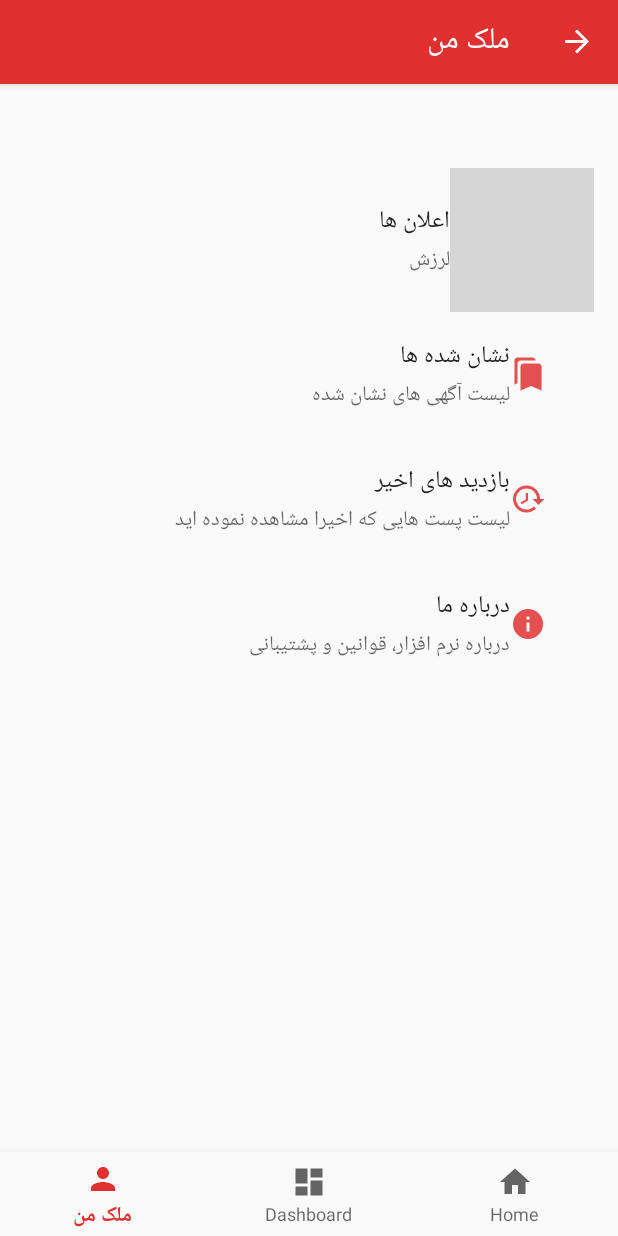
After one commit to jalaldgr/real_estate_app, an Android app: the AboutUsPreferenceFragment screen opened through its navigation route, on a phone screen of 412 x 824 dp. The commit adds this screen. Run offline under Robolectric (Android 15) with nearby library versions, the phone set to English and light mode, and no system bars; our stand-ins replace androidx.preference, navigation-ui; grey boxes are pictures that could not be loaded.

Commit message:
change AboutUs Fragment to Preference Fragment

```diff
--- a/app/build.gradle
+++ b/app/build.gradle
@@ -30,6 +30,7 @@ dependencies {
     implementation 'androidx.navigation:navigation-fragment:2.1.0'
     implementation 'androidx.navigation:navigation-ui:2.1.0'
     implementation 'androidx.lifecycle:lifecycle-extensions:2.1.0'
+    implementation 'androidx.preference:preference:1.1.0'
     testImplementation 'junit:junit:4.12'
     androidTestImplementation 'androidx.test.ext:junit:1.1.1'
     androidTestImplementation 'androidx.test.espresso:espresso-core:3.2.0'
--- a/app/src/main/AndroidManifest.xml
+++ b/app/src/main/AndroidManifest.xml
@@ -11,7 +11,8 @@
         android:theme="@style/AppTheme" >
         <activity
             android:name=".MainActivity"
-            android:label="@string/app_name" >
+            android:label="@string/app_name"
+            android:screenOrientation="sensorPortrait">
             <intent-filter>
                 <action android:name="android.intent.action.MAIN" />
 
--- /dev/null
+++ b/app/src/main/java/ir/hamedanmelk/hamedanmelk/ui/aboutus/AboutUsPreferenceFragment.java
@@ -0,0 +1,29 @@
+package ir.hamedanmelk.hamedanmelk.ui.aboutus;
+
+import android.os.Bundle;
+
+import androidx.navigation.NavController;
+import androidx.navigation.Navigation;
+import androidx.preference.Preference;
+import androidx.preference.PreferenceFragmentCompat;
+
+import java.util.Objects;
+
+import ir.hamedanmelk.hamedanmelk.R;
+
+public class AboutUsPreferenceFragment extends PreferenceFragmentCompat {
+
+    @Override
+    public void onCreatePreferences(Bundle savedInstanceState, String rootKey) {
+        setPreferencesFromResource(R.xml.aboutus_preference, rootKey);
+        Preference notification_button = findPreference("aboutus_notification");
+        notification_button.setOnPreferenceClickListener(new Preference.OnPreferenceClickListener() {
+            @Override
+            public boolean onPreferenceClick(Preference preference) {
+                NavController controller=Navigation.findNavController(Objects.requireNonNull(getActivity()),R.id.nav_host_fragment);
+                controller.navigate(R.id.notificationSettingsFragment);
+                return false;
+            }
+        });
+    }
+}
--- a/app/src/main/java/ir/hamedanmelk/hamedanmelk/ui/dashboard/DashboardFragment.java
+++ b/app/src/main/java/ir/hamedanmelk/hamedanmelk/ui/dashboard/DashboardFragment.java
@@ -1,5 +1,6 @@
 package ir.hamedanmelk.hamedanmelk.ui.dashboard;
 
+import android.content.SharedPreferences;
 import android.os.Bundle;
 import android.view.LayoutInflater;
 import android.view.View;
@@ -10,6 +11,8 @@ import androidx.annotation.Nullable;
 import androidx.fragment.app.Fragment;
 import androidx.lifecycle.Observer;
 import androidx.lifecycle.ViewModelProviders;
+import androidx.preference.PreferenceManager;
+
 import ir.hamedanmelk.hamedanmelk.R;
 
 public class DashboardFragment extends Fragment {
@@ -20,6 +23,9 @@ public class DashboardFragment extends Fragment {
             ViewGroup container, Bundle savedInstanceState) {
         dashboardViewModel =
                 ViewModelProviders.of(this).get(DashboardViewModel.class);
+        //TODO shared preference :get value from  settings
+//        SharedPreferences prefs = PreferenceManager.getDefaultSharedPreferences(getActivity());
+//      final String sss =  prefs.getString("edit_text_notification_preference","d");
         View root = inflater.inflate(R.layout.fragment_dashboard, container, false);
         final TextView textView = root.findViewById(R.id.text_dashboard);
         dashboardViewModel.getText().observe(getViewLifecycleOwner(), new Observer<String>() {
--- a/app/src/main/java/ir/hamedanmelk/hamedanmelk/ui/home/HomeViewModel.java
+++ b/app/src/main/java/ir/hamedanmelk/hamedanmelk/ui/home/HomeViewModel.java
@@ -12,7 +12,7 @@ public class HomeViewModel extends ViewModel {
         mText = new MutableLiveData<>();
         mText.setValue("This is home fragment");
     }
-
+///  amend for master
     public LiveData<String> getText() {
         return mText;
     }
--- /dev/null
+++ b/app/src/main/res/drawable/ic_bookmarks_red_24.xml
@@ -0,0 +1,6 @@
+<vector android:alpha="0.85" android:autoMirrored="true"
+    android:height="24dp" android:tint="#E03030"
+    android:viewportHeight="24" android:viewportWidth="24"
+    android:width="24dp" xmlns:android="http://schemas.android.com/apk/res/android">
+    <path android:fillColor="@android:color/white" android:pathData="M19,18l2,1V3c0,-1.1 -0.9,-2 -2,-2H8.99C7.89,1 7,1.9 7,3h10c1.1,0 2,0.9 2,2v13zM15,5H5c-1.1,0 -2,0.9 -2,2v16l7,-3 7,3V7c0,-1.1 -0.9,-2 -2,-2z"/>
+</vector>
--- /dev/null
+++ b/app/src/main/res/drawable/ic_history_red_24.xml
@@ -0,0 +1,6 @@
+<vector android:alpha="0.85" android:autoMirrored="true"
+    android:height="24dp" android:tint="#E03030"
+    android:viewportHeight="24" android:viewportWidth="24"
+    android:width="24dp" xmlns:android="http://schemas.android.com/apk/res/android">
+    <path android:fillColor="@android:color/white" android:pathData="M13,3c-4.97,0 -9,4.03 -9,9L1,12l3.89,3.89 0.07,0.14L9,12L6,12c0,-3.87 3.13,-7 7,-7s7,3.13 7,7 -3.13,7 -7,7c-1.93,0 -3.68,-0.79 -4.94,-2.06l-1.42,1.42C8.27,19.99 10.51,21 13,21c4.97,0 9,-4.03 9,-9s-4.03,-9 -9,-9zM12,8v5l4.28,2.54 0.72,-1.21 -3.5,-2.08L13.5,8L12,8z"/>
+</vector>
--- /dev/null
+++ b/app/src/main/res/drawable/ic_info_red_24.xml
@@ -0,0 +1,6 @@
+<vector android:alpha="0.85" android:autoMirrored="true"
+    android:height="24dp" android:tint="#E03030"
+    android:viewportHeight="24" android:viewportWidth="24"
+    android:width="24dp" xmlns:android="http://schemas.android.com/apk/res/android">
+    <path android:fillColor="@android:color/white" android:pathData="M12,2C6.48,2 2,6.48 2,12s4.48,10 10,10 10,-4.48 10,-10S17.52,2 12,2zM13,17h-2v-6h2v6zM13,9h-2L11,7h2v2z"/>
+</vector>
--- a/app/src/main/res/navigation/mobile_navigation.xml
+++ b/app/src/main/res/navigation/mobile_navigation.xml
@@ -19,7 +19,11 @@
 
     <fragment
         android:id="@+id/navigation_aboutus"
-        android:name="ir.hamedanmelk.hamedanmelk.ui.aboutus.AboutUsFragment"
+        android:name="ir.hamedanmelk.hamedanmelk.ui.aboutus.AboutUsPreferenceFragment"
         android:label="@string/title_aboutus"
         tools:layout="@layout/fragment_aboutus" />
+    <fragment
+        android:id="@+id/notificationSettingsFragment"
+        android:name="ir.hamedanmelk.hamedanmelk.ui.aboutus.NotificationSettingsFragment"
+        android:label="NotificationSettingsFragment" />
 </navigation>
--- a/app/src/main/res/values/strings.xml
+++ b/app/src/main/res/values/strings.xml
@@ -3,4 +3,30 @@
     <string name="title_home">Home</string>
     <string name="title_dashboard">Dashboard</string>
     <string name="title_aboutus">ملک من</string>
+
+
+    <string name="notification_setting_vibrate">لرزش</string>
+    <string name="notification_setting_title">اعلان ها</string>
+    <string name="aboutus_bookmarks_title">نشان شده ها</string>
+    <string name="aboutus_recent_posts_title">بازدید های اخیر</string>
+    <string name="aboutus_aboutus_title">درباره ما</string>
+    <string name="aboutus_notification_setting_summary">لرزش، اعلان ها</string>
+    <string name="aboutus_bookmarks_summary">لیست آگهی های نشان شده</string>
+    <string name="aboutus_recent_posts_summary">لیست پست هایی که اخیرا مشاهده نموده اید</string>
+    <string name="aboutus_aboutus_summary">درباره نرم افزار، قوانین و پشتیبانی</string>
+
+    <!-- Preference Titles -->
+    <string name="messages_header">Messages</string>
+    <string name="sync_header">Sync</string>
+
+    <!-- Messages Preferences -->
+    <string name="signature_title">Your signature</string>
+    <string name="reply_title">Default reply action</string>
+
+    <!-- Sync Preferences -->
+    <string name="sync_title">Sync email periodically</string>
+    <string name="attachment_title">Download incoming attachments</string>
+    <string name="attachment_summary_on">Automatically download attachments for incoming emails
+    </string>
+    <string name="attachment_summary_off">Only download attachments when manually requested</string>
 </resources>
--- /dev/null
+++ b/app/src/main/res/xml/aboutus_preference.xml
@@ -0,0 +1,36 @@
+<?xml version="1.0" encoding="utf-8"?>
+<PreferenceScreen xmlns:android="http://schemas.android.com/apk/res/android"
+    xmlns:app="http://schemas.android.com/apk/res-auto">
+
+        <Preference
+            android:title="@string/notification_setting_title"
+            android:summary="@string/notification_setting_vibrate"
+            app:icon="@drawable/ic_notifications_red_24"
+            app:key="aboutus_notification">
+        </Preference>
+        <Preference
+            android:title="@string/aboutus_bookmarks_title"
+            android:summary="@string/aboutus_bookmarks_summary"
+            android:icon="@drawable/ic_bookmarks_red_24"
+            android:key="aboutus_bookmarks"
+            >
+        </Preference>
+        <Preference
+            android:title="@string/aboutus_recent_posts_title"
+            android:summary="@string/aboutus_recent_posts_summary"
+            android:icon="@drawable/ic_history_red_24"
+            android:key="aboutus_recent_posts"
+            >
+        </Preference>
+
+        <Preference
+            android:title="@string/aboutus_aboutus_title"
+            android:summary="@string/aboutus_aboutus_summary"
+            android:key="aboutus_aboutus"
+            android:icon="@drawable/ic_info_red_24"
+            app:allowDividerAbove="true"
+
+            >
+        </Preference>
+
+</PreferenceScreen>
```
Also changed, not shown: app/src/main/java/ir/hamedanmelk/hamedanmelk/ui/aboutus/AboutUsFragment.java (deleted, +0 -33 lines), app/src/main/java/ir/hamedanmelk/hamedanmelk/ui/aboutus/AboutUsViewModel.java (deleted, +0 -19 lines), app/src/main/java/ir/hamedanmelk/hamedanmelk/ui/aboutus/NotificationSettingsFragment.java (added, +15 -0 lines), app/src/main/res/xml/notification_setting_preference.xml (added, +15 -0 lines).
